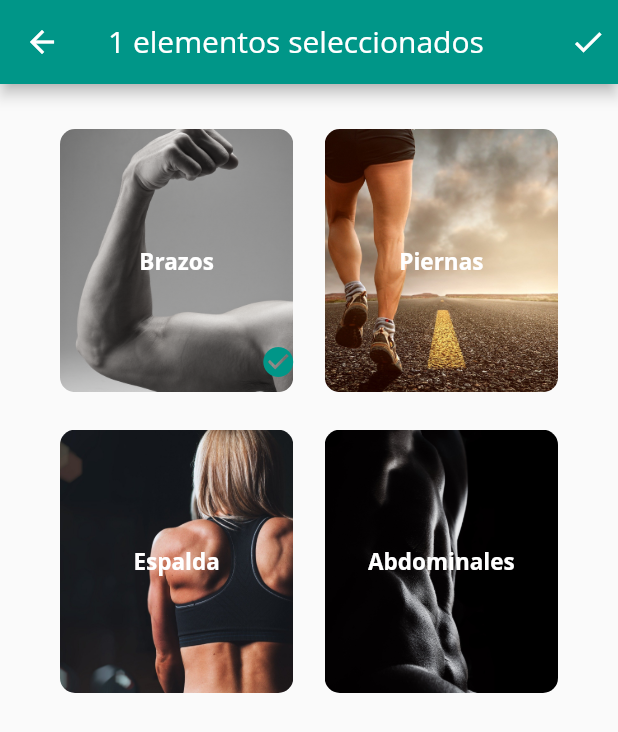
After one commit to raulruval/entrenados, a Flutter app: the Musclesinvolved screen opened directly, after a tap on "Brazos", on a phone screen of 412 x 824 dp. The commit adds this screen. Shown: the top 732 px of the screen. Run offline on Flutter 3.47's test engine with Material 2 defaults, Android fonts, the phone set to English and light mode, and no system bars; our stand-ins replace cached_network_image, cloud_firestore, google_sign_in, image_picker; missing offline and left inert: flutter_duration_picker; accounts and stored records are empty.

Commit message:
it2-v1.1

```diff
--- a/entrenados/lib/pages/compartir.dart
+++ b/entrenados/lib/pages/compartir.dart
@@ -1,6 +1,8 @@
 import 'dart:io';
 import 'package:cached_network_image/cached_network_image.dart';
 import 'package:entrenados/models/usuario.dart';
+import 'package:entrenados/pages/musclesinvolved.dart';
+import 'package:entrenados/widgets/header.dart';
 import 'package:entrenados/widgets/progreso.dart';
 import 'package:flutter/material.dart';
 import 'package:image_picker/image_picker.dart';
@@ -17,14 +19,16 @@ class Compartir extends StatefulWidget {
 
 class _CompartirState extends State<Compartir> {
   TextEditingController captionController = TextEditingController();
-
   TextEditingController nombreController = TextEditingController();
   TextEditingController duracionController = TextEditingController();
 
-  Duration resultingDuration = new Duration(hours:0, minutes:30, seconds:0);
+  Duration resultingDuration = new Duration(hours: 0, minutes: 30, seconds: 0);
   File file;
   bool isUploading = false;
   String postId = Uuid().v4();
+
+
+
 
   handleGaleria() async {
     Navigator.pop(context);
@@ -118,36 +122,9 @@ class _CompartirState extends State<Compartir> {
     });
   }
 
+
   buildFormularioCompartir() {
-    return Scaffold(
-      appBar: AppBar(
-          backgroundColor: Colors.teal,
-          leading: IconButton(
-            icon: Icon(Icons.arrow_back),
-            color: Colors.white,
-            onPressed: clearImage,
-          ),
-          title: Text(
-            "Compartir Post",
-            style: TextStyle(color: Colors.white),
-          ),
-          actions: [
-            FlatButton(
-              onPressed: isUploading
-                  ? null
-                  : () => print("subiendo"), //handleSubmit(),
-              child: Text(
-                "Publicar",
-                style: TextStyle(
-                  color: Colors.white,
-                  fontWeight: FontWeight.bold,
-                  fontSize: 20.0,
-                ),
-              ),
-            ),
-          ]),
-      body: ListView(
-        children: <Widget>[
+    var children2 = <Widget>[
           isUploading ? linearProgress() : Text(""),
           Container(
             height: 120.0,
@@ -212,13 +189,13 @@ class _CompartirState extends State<Compartir> {
               child: InkWell(
                 child: Text("Duración"),
                 onTap: () async {
-                   resultingDuration = await showDurationPicker(
+                  resultingDuration = await showDurationPicker(
                     context: context,
                     initialTime: new Duration(minutes: 30),
                   );
                   Scaffold.of(context).showSnackBar(new SnackBar(
-                      content: new Text("Duración escogida: $resultingDuration")));
-
+                      content:
+                          new Text("Duración escogida: $resultingDuration")));
                 },
               ),
             ),
@@ -264,11 +241,9 @@ class _CompartirState extends State<Compartir> {
             ),
             title: Container(
               width: 250.0,
-              child: TextField(
-                // controller: locationController,
-                decoration: InputDecoration(
-                    hintText: "Músculos principales involucrados",
-                    border: InputBorder.none),
+              child: InkWell(
+                child: Text("Músculos principales involucrados"),
+                onTap: () => Navigator.push(context, MaterialPageRoute(builder: (context) => Musclesinvolved() )),
               ),
             ),
           ),
@@ -324,7 +299,36 @@ class _CompartirState extends State<Compartir> {
               ),
             ),
           )
-        ],
+        ];
+    return Scaffold(
+      appBar: AppBar(
+          backgroundColor: Colors.teal,
+          leading: IconButton(
+            icon: Icon(Icons.arrow_back),
+            color: Colors.white,
+            onPressed: clearImage,
+          ),
+          title: Text(
+            "Compartir Post",
+            style: TextStyle(color: Colors.white),
+          ),
+          actions: [
+            FlatButton(
+              onPressed: isUploading
+                  ? null
+                  : () => print("subiendo"), //handleSubmit(),
+              child: Text(
+                "Publicar",
+                style: TextStyle(
+                  color: Colors.white,
+                  fontWeight: FontWeight.bold,
+                  fontSize: 20.0,
+                ),
+              ),
+            ),
+          ]),
+      body: ListView(
+        children: children2,
       ),
     );
   }
--- /dev/null
+++ b/entrenados/lib/pages/musclesinvolved.dart
@@ -0,0 +1,97 @@
+import 'package:flutter/material.dart';
+import 'package:entrenados/widgets/griditem.dart';
+
+class Musclesinvolved extends StatefulWidget {
+  @override
+  _MusclesinvolvedState createState() => _MusclesinvolvedState();
+}
+
+class _MusclesinvolvedState extends State<Musclesinvolved> {
+  List<ItemMuscles> itemMusclesList;
+  List<ItemMuscles> selectedMuscles;
+
+  @override
+  void initState() {
+    loadListMuscles();
+    super.initState();
+  }
+
+  loadListMuscles() {
+    itemMusclesList = List();
+    selectedMuscles = List();
+    itemMusclesList.add(ItemMuscles("assets/img/arm.jpg", "Brazos", 1));
+    itemMusclesList.add(ItemMuscles("assets/img/leg.jpg", "Piernas", 2));
+    itemMusclesList.add(ItemMuscles("assets/img/espalda.jpg", "Espalda", 3));
+    itemMusclesList.add(ItemMuscles("assets/img/abs.jpg", "Abdominales", 4));
+  }
+
+  @override
+  Widget build(BuildContext context) {
+    return Scaffold(
+      appBar: getAppBar(),
+      body: GridView.builder(
+          itemCount: itemMusclesList.length,
+          padding: const EdgeInsets.all(30),
+
+          gridDelegate: SliverGridDelegateWithFixedCrossAxisCount(
+            crossAxisCount: 2,
+            childAspectRatio: 1,
+            crossAxisSpacing: 1,
+            mainAxisSpacing: 25,
+
+          ),
+
+
+          itemBuilder: (context, index) {
+            return GridItem(
+
+                item: itemMusclesList[index],
+
+                isSelected: (bool value) {
+                  setState(() {
+                    if (value) {
+                      selectedMuscles.add(itemMusclesList[index]);
+                    } else {
+                      selectedMuscles.remove(itemMusclesList[index]);
+                    }
+                  });
+                  print("$index : $value");
+                },
+                key: Key(itemMusclesList[index].musclenumber.toString()));
+          }),
+    );
+  }
+
+  getAppBar() {
+    return AppBar(
+      title: Text(selectedMuscles.length < 1
+          ? "Selecciona los elementos"
+          : "${selectedMuscles.length} elementos seleccionados"),
+      actions: <Widget>[
+        selectedMuscles.length < 1
+            ? Container()
+            : InkWell(
+                onTap: () {
+                  setState(() {
+                    for (int i = 0; i < selectedMuscles.length; i++) {
+                      itemMusclesList.remove(selectedMuscles[i]);
+                    }
+                    selectedMuscles = List();
+                  });
+                },
+                child: Padding(
+                  padding: const EdgeInsets.all(8.0),
+                  child: Icon(Icons.check),
+                ))
+      ],
+    );
+  }
+}
+
+class ItemMuscles {
+  String imgURL;
+  String muscleName;
+  int musclenumber;
+
+  ItemMuscles(this.imgURL, this.muscleName, this.musclenumber);
+}
--- /dev/null
+++ b/entrenados/lib/widgets/griditem.dart
@@ -0,0 +1,66 @@
+import 'package:flutter/material.dart';
+import 'package:entrenados/pages/musclesinvolved.dart';
+
+class GridItem extends StatefulWidget {
+  final Key key;
+  final ItemMuscles item;
+  final ValueChanged<bool> isSelected;
+
+  GridItem({this.item, this.isSelected, this.key});
+
+  @override
+  _GridItemState createState() => _GridItemState();
+}
+
+class _GridItemState extends State<GridItem> {
+  bool isSelected = false;
+
+  @override
+  Widget build(BuildContext context) {
+    return InkWell(
+      onTap: () {
+        setState(() {
+          isSelected = !isSelected;
+          widget.isSelected(isSelected);
+        });
+      },
+      child: Stack(
+        children: <Widget>[
+          Container(
+            height: double.infinity,
+            width: double.infinity,
+            margin: EdgeInsets.only(left: 10, right: 10),
+            child: ClipRRect(
+              borderRadius: BorderRadius.all(Radius.circular(10)),
+              child: Image.asset(
+                widget.item.imgURL,
+                color: Colors.black.withOpacity(isSelected ? 0.9 : 0),
+                colorBlendMode: BlendMode.color,
+                fit: BoxFit.cover,
+                semanticLabel: "hola",
+              ),
+            ),
+          ),
+          Center(
+            child: Text(
+              widget.item.muscleName,
+              style: TextStyle(color: Colors.white, fontSize: 15,fontWeight: FontWeight.bold),
+            ),
+          ),
+          isSelected
+              ? Align(
+                  alignment: Alignment.bottomRight,
+                  child: Padding(
+                    padding: const EdgeInsets.all(8.0),
+                    child: Icon(
+                      Icons.check_circle,
+                      color: Colors.teal,
+                    ),
+                  ),
+                )
+              : Container()
+        ],
+      ),
+    );
+  }
+}
--- a/entrenados/pubspec.yaml
+++ b/entrenados/pubspec.yaml
@@ -36,6 +36,7 @@ dependencies:
   flutter_svg:
   flutter_duration_picker: ^1.0.4
 
+
 dev_dependencies:
   flutter_test:
     sdk: flutter
@@ -64,3 +65,7 @@ flutter:
     - assets/img/run.png
     - assets/img/compartir.svg
     - assets/img/share.jpg
+    - assets/img/abs.jpg
+    - assets/img/espalda.jpg
+    - assets/img/leg.jpg
+    - assets/img/arm.jpg
```
Also changed, not shown: entrenados/assets/img/abs.jpg (added), entrenados/assets/img/arm.jpg (added), entrenados/assets/img/espalda.jpg (added), entrenados/assets/img/leg.jpg (added).
